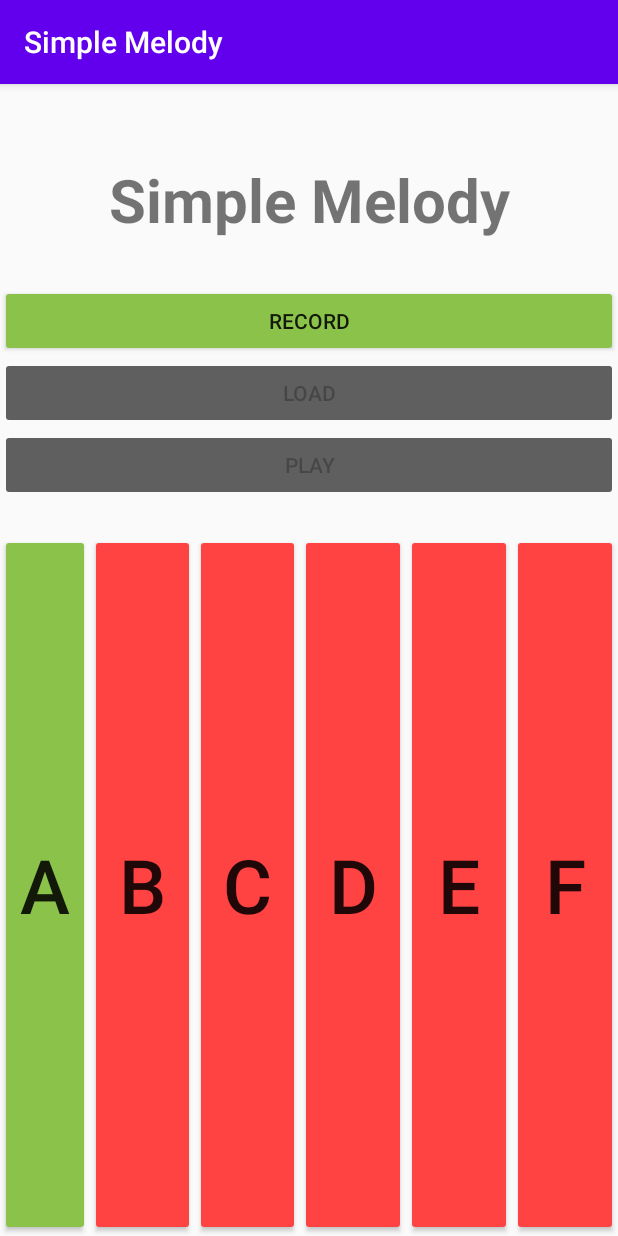
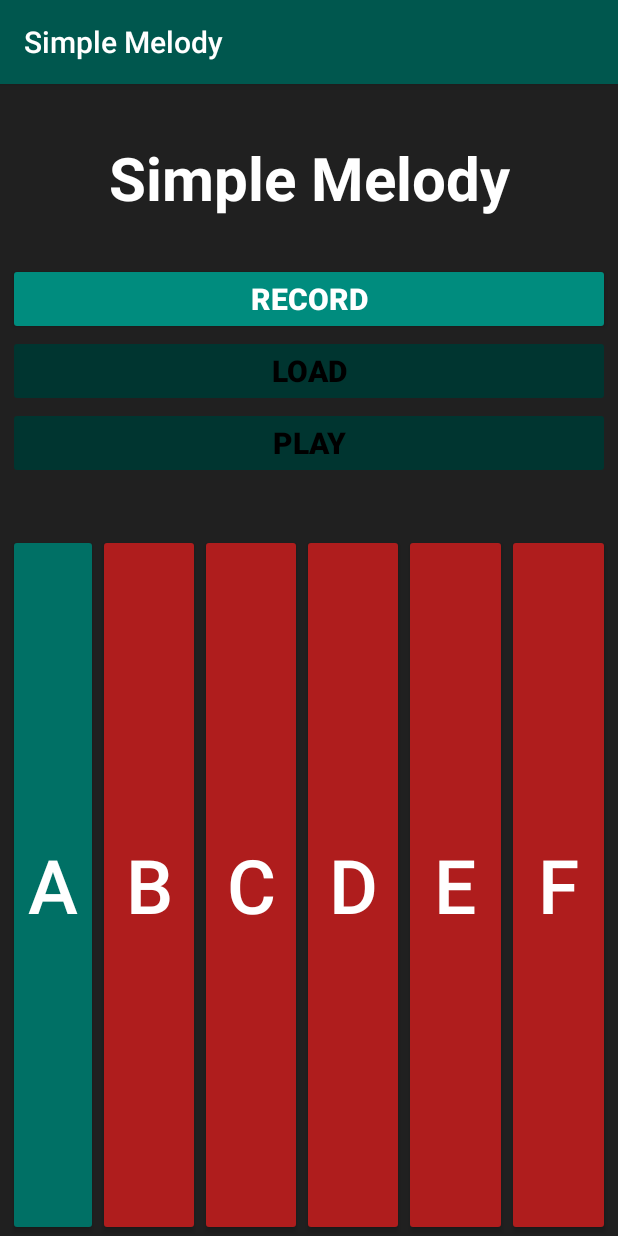
Before and after one commit to PKocur/Simple-Melody-app, an Android app: the screen it shows after launch (MainActivity), after a tap on an icon or button, on a phone screen of 412 x 824 dp. Run offline under Robolectric (Android 15) with nearby library versions, the phone set to English and light mode, and no system bars.

Commit message:
Improve layout, clean up code

```diff
--- a/app/src/main/java/pl/pk99/simplemelody/AppGuiManager.java
+++ b/app/src/main/java/pl/pk99/simplemelody/AppGuiManager.java
@@ -1,6 +1,8 @@
 package pl.pk99.simplemelody;
 
 import android.content.Context;
+
+import pl.pk99.simplemelody.model.MenuButton;
 
 //Klasa zarządza GUI (aktywuje i dezaktywuje przyciski na podstawie aktualnego
 //stanu aplikacji)
@@ -21,11 +23,11 @@ class AppGuiManager {
     }
 
     void noteClicked (MenuButton noteButton) {
-        menuButtonsManager.noteButtonToGreen(noteButton, context);
+        menuButtonsManager.noteButtonToBlue(noteButton, context);
     }
 
     void recordingStart () {
-        menuButtonsManager.setColorMenuButton(0, R.color.colorRedDark);
+        menuButtonsManager.setColorMenuButton(0, R.color.colorRed);
         menuButtonsManager.setActiveMenuButtons(false, 1,2);
     }
 
--- a/app/src/main/java/pl/pk99/simplemelody/MainActivity.java
+++ b/app/src/main/java/pl/pk99/simplemelody/MainActivity.java
@@ -4,6 +4,8 @@ import androidx.appcompat.app.AppCompatActivity;
 
 import android.os.Bundle;
 import android.view.View;
+
+import pl.pk99.simplemelody.model.MenuButton;
 
 //Klasa zarządza activity aplikacji
 public class MainActivity extends AppCompatActivity implements View.OnClickListener {
@@ -23,7 +25,7 @@ public class MainActivity extends AppCompatActivity implements View.OnClickListe
         menuButtons = new MenuButton[3];
 
         for (int x = 0; x < noteButtons.length; x++) {
-            String buttonID = "button" + (x + 1);
+            String buttonID = "noteButton" + (x + 1);
             int resID = getResources().getIdentifier(buttonID, "id", getPackageName());
             noteButtons[x] = findViewById(resID);
             noteButtons[x].setButtonID(x);
--- a/app/src/main/java/pl/pk99/simplemelody/MenuButtonsManager.java
+++ b/app/src/main/java/pl/pk99/simplemelody/MenuButtonsManager.java
@@ -1,6 +1,8 @@
 package pl.pk99.simplemelody;
 
 import android.content.Context;
+
+import pl.pk99.simplemelody.model.MenuButton;
 
 //Klasa umożliwia zarządzanie stanem przycisków
 class MenuButtonsManager {
@@ -28,9 +30,9 @@ class MenuButtonsManager {
         }
     }
 
-    void noteButtonToGreen(MenuButton menuButton, Context context) {
+    void noteButtonToBlue(MenuButton menuButton, Context context) {
         noteButtonsToRed(context);
-        menuButton.setBackgroundTintList(context.getResources().getColorStateList(R.color.colorEnabled));
+        menuButton.setBackgroundTintList(context.getResources().getColorStateList(R.color.colorAccent));
     }
 
     private void noteButtonsToRed(Context context) {
--- a/app/src/main/java/pl/pk99/simplemelody/SoundManager.java
+++ b/app/src/main/java/pl/pk99/simplemelody/SoundManager.java
@@ -14,6 +14,9 @@ import java.io.OutputStreamWriter;
 import java.util.ArrayList;
 import java.util.Arrays;
 import java.util.List;
+
+import pl.pk99.simplemelody.model.Melody;
+import pl.pk99.simplemelody.model.NoteOfMelody;
 
 //Klasa zarządza dźwiękami (umożliwia granie melodii, jej zapis i odczyt)
 public class SoundManager implements MediaPlayer.OnCompletionListener {
@@ -169,6 +172,7 @@ public class SoundManager implements MediaPlayer.OnCompletionListener {
             FileOutputStream fileOut = context.openFileOutput(SAVE_PATH,
                     context.MODE_PRIVATE);
             OutputStreamWriter outputWriter = new OutputStreamWriter(fileOut);
+
             for(int x = 0; x < melody.length(); x++) {
                 outputWriter.write(melody.charAt(x));
                 outputWriter.write("," + timeDelays[x] + ",");
--- a/app/src/main/java/pl/pk99/simplemelody/Melody.java
+++ b/app/src/main/java/pl/pk99/simplemelody/model/Melody.java
@@ -1,21 +1,21 @@
-package pl.pk99.simplemelody;
+package pl.pk99.simplemelody.model;
 
 //Klasa melodii
-class Melody {
+public class Melody {
     //Sekwencja nut zapisana w tekście
     private String melody;
     //Opóźnienia w graniu danych nut
     private long[] delays;
 
-    String getMelody() {
+    public String getMelody() {
         return melody;
     }
 
-    long[] getDelays() {
+    public long[] getDelays() {
         return delays;
     }
 
-    Melody(String melody, long[] delays) {
+    public Melody(String melody, long[] delays) {
         this.melody = melody;
         this.delays = delays;
     }
--- a/app/src/main/java/pl/pk99/simplemelody/MenuButton.java
+++ b/app/src/main/java/pl/pk99/simplemelody/model/MenuButton.java
@@ -1,6 +1,7 @@
-package pl.pk99.simplemelody;
+package pl.pk99.simplemelody.model;
 
 import android.content.Context;
+import android.graphics.Color;
 import android.util.AttributeSet;
 
 //Klasa przycisku
@@ -24,8 +25,10 @@ public class MenuButton extends androidx.appcompat.widget.AppCompatButton {
     }
 
     public void setActive (boolean enable, int colorEnabled, int colorDisabled) {
+        int textColor = enable ? Color.WHITE : Color.BLACK;
         int color = enable ? colorEnabled : colorDisabled;
         setBackgroundTintList(getResources().getColorStateList(color));
+        setTextColor(textColor);
         setEnabled(enable);
     }
 
--- a/app/src/main/java/pl/pk99/simplemelody/NoteOfMelody.java
+++ b/app/src/main/java/pl/pk99/simplemelody/model/NoteOfMelody.java
@@ -1,21 +1,21 @@
-package pl.pk99.simplemelody;
+package pl.pk99.simplemelody.model;
 
 //Klasa nuty melodii
-class NoteOfMelody {
+public class NoteOfMelody {
     //Nuta
     private char note;
     //Opóźnienie nuty
     private long delay;
 
-    char getNote() {
+    public char getNote() {
         return note;
     }
 
-    long getDelay() {
+    public long getDelay() {
         return delay;
     }
 
-    NoteOfMelody(char note, long delay) {
+    public NoteOfMelody(char note, long delay) {
         this.note = note;
         this.delay = delay;
     }
--- a/app/src/main/res/layout/activity_main.xml
+++ b/app/src/main/res/layout/activity_main.xml
@@ -4,13 +4,17 @@
     xmlns:tools="http://schemas.android.com/tools"
     android:layout_width="match_parent"
     android:layout_height="match_parent"
+    android:background="@android:drawable/screen_background_dark"
+    android:backgroundTint="?attr/actionMenuTextColor"
     tools:context=".MainActivity">
 
     <LinearLayout
         android:id="@+id/LinearLayout2"
         android:layout_width="match_parent"
         android:layout_height="match_parent"
+        android:layout_marginStart="5dp"
         android:layout_marginTop="300dp"
+        android:layout_marginEnd="5dp"
         android:orientation="horizontal"
         app:layout_constraintBottom_toBottomOf="parent"
         app:layout_constraintEnd_toEndOf="parent"
@@ -18,57 +22,63 @@
         app:layout_constraintTop_toTopOf="parent"
         app:layout_constraintVertical_bias="0.0">
 
-        <pl.pk99.simplemelody.MenuButton
-            android:id="@+id/button1"
+        <pl.pk99.simplemelody.model.MenuButton
+            android:id="@+id/noteButton1"
             android:layout_width="60dp"
             android:layout_height="match_parent"
             android:backgroundTint="@color/colorRed"
             android:text="A"
+            android:textColor="@android:color/white"
             android:textSize="50sp" />
 
-        <pl.pk99.simplemelody.MenuButton
-            android:id="@+id/button2"
+        <pl.pk99.simplemelody.model.MenuButton
+            android:id="@+id/noteButton2"
             android:layout_width="60dp"
             android:layout_height="match_parent"
             android:layout_weight="1"
             android:backgroundTint="@color/colorRed"
             android:text="B"
+            android:textColor="@android:color/white"
             android:textSize="50sp" />
 
-        <pl.pk99.simplemelody.MenuButton
-            android:id="@+id/button3"
+        <pl.pk99.simplemelody.model.MenuButton
+            android:id="@+id/noteButton3"
             android:layout_width="60dp"
             android:layout_height="match_parent"
             android:layout_weight="1"
             android:backgroundTint="@color/colorRed"
             android:text="C"
+            android:textColor="@android:color/white"
             android:textSize="50sp" />
 
-        <pl.pk99.simplemelody.MenuButton
-            android:id="@+id/button4"
+        <pl.pk99.simplemelody.model.MenuButton
+            android:id="@+id/noteButton4"
             android:layout_width="60dp"
             android:layout_height="match_parent"
             android:layout_weight="1"
             android:backgroundTint="@color/colorRed"
             android:text="D"
+            android:textColor="@android:color/white"
             android:textSize="50sp" />
 
-        <pl.pk99.simplemelody.MenuButton
-            android:id="@+id/button5"
+        <pl.pk99.simplemelody.model.MenuButton
+            android:id="@+id/noteButton5"
             android:layout_width="60dp"
             android:layout_height="match_parent"
             android:layout_weight="1"
             android:backgroundTint="@color/colorRed"
             android:text="E"
+            android:textColor="@android:color/white"
             android:textSize="50sp" />
 
-        <pl.pk99.simplemelody.MenuButton
-            android:id="@+id/button6"
+        <pl.pk99.simplemelody.model.MenuButton
+            android:id="@+id/noteButton6"
             android:layout_width="60dp"
             android:layout_height="match_parent"
             android:layout_weight="1"
             android:backgroundTint="@color/colorRed"
             android:text="F"
+            android:textColor="@android:color/white"
             android:textSize="50sp" />
     </LinearLayout>
 
@@ -76,11 +86,12 @@
         android:id="@+id/textView"
         android:layout_width="wrap_content"
         android:layout_height="wrap_content"
-        android:layout_marginTop="50dp"
+        android:layout_marginTop="35dp"
         android:layout_marginBottom="50dp"
         android:text="@string/app_name"
         android:textAlignment="center"
         android:textAllCaps="false"
+        android:textColor="@android:color/white"
         android:textSize="40sp"
         android:textStyle="bold"
         app:layout_constraintBottom_toTopOf="@+id/LinearLayout2"
@@ -93,7 +104,9 @@
         android:id="@+id/LinearLayout"
         android:layout_width="match_parent"
         android:layout_height="wrap_content"
+        android:layout_marginStart="5dp"
         android:layout_marginTop="30dp"
+        android:layout_marginEnd="5dp"
         android:layout_marginBottom="50dp"
         android:orientation="vertical"
         app:layout_constraintBottom_toTopOf="@+id/LinearLayout2"
@@ -102,25 +115,34 @@
         app:layout_constraintTop_toBottomOf="@+id/textView"
         app:layout_constraintVertical_bias="0.0">
 
-        <pl.pk99.simplemelody.MenuButton
+        <pl.pk99.simplemelody.model.MenuButton
             android:id="@+id/menuButton1"
             android:layout_width="match_parent"
             android:layout_height="wrap_content"
             android:backgroundTint="@color/colorEnabled"
-            android:text="@string/record" />
+            android:text="@string/record"
+            android:textColor="@android:color/white"
+            android:textSize="20sp"
+            android:textStyle="bold" />
 
-        <pl.pk99.simplemelody.MenuButton
+        <pl.pk99.simplemelody.model.MenuButton
             android:id="@+id/menuButton2"
             android:layout_width="match_parent"
             android:layout_height="wrap_content"
-            android:backgroundTint="@color/colorAccent"
-            android:text="@string/load" />
+            android:backgroundTint="@color/colorEnabled"
+            android:text="@string/load"
+            android:textColor="@android:color/white"
+            android:textSize="20sp"
+            android:textStyle="bold" />
 
-        <pl.pk99.simplemelody.MenuButton
+        <pl.pk99.simplemelody.model.MenuButton
             android:id="@+id/menuButton3"
             android:layout_width="match_parent"
             android:layout_height="wrap_content"
-            android:backgroundTint="@color/colorDisabled"
-            android:text="@string/play" />
+            android:backgroundTint="@color/colorEnabled"
+            android:text="@string/play"
+            android:textColor="@android:color/white"
+            android:textSize="20sp"
+            android:textStyle="bold" />
     </LinearLayout>
 </androidx.constraintlayout.widget.ConstraintLayout>
--- a/app/src/main/res/values/colors.xml
+++ b/app/src/main/res/values/colors.xml
@@ -1,10 +1,10 @@
 <?xml version="1.0" encoding="utf-8"?>
 <resources>
-    <color name="colorPrimary">#6200EE</color>
-    <color name="colorPrimaryDark">#3700B3</color>
-    <color name="colorAccent">#03DAC5</color>
-    <color name="colorRed">#FF4242</color>
-    <color name="colorEnabled">#8BC34A</color>
-    <color name="colorRedDark">#A70C01</color>
-    <color name="colorDisabled">#5F5F5F</color>
+    <color name="colorPrimary">#00574E</color>
+    <color name="colorPrimaryDark">@color/colorDisabled</color>
+    <color name="colorAccent">#007065</color>
+    <color name="colorRed">#AF1D1D</color>
+    <color name="colorEnabled">#008C7E</color>
+    <color name="colorRedDark">#590600</color>
+    <color name="colorDisabled">#003530</color>
 </resources>
```
